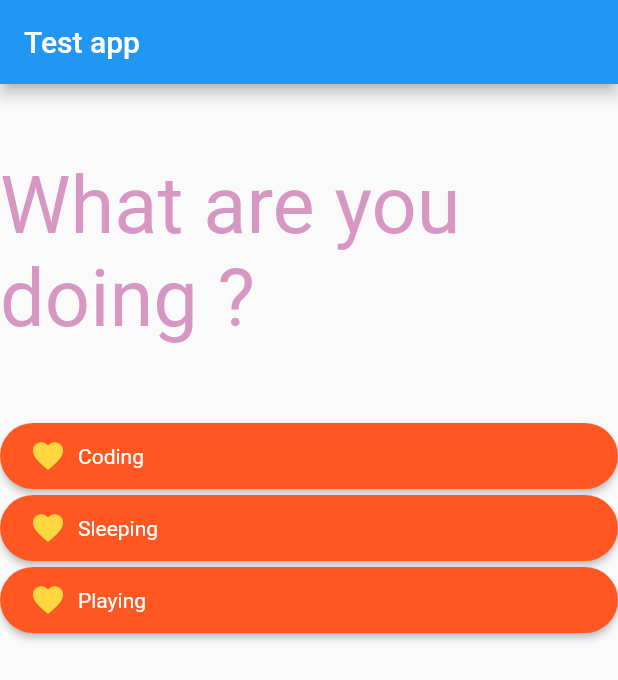
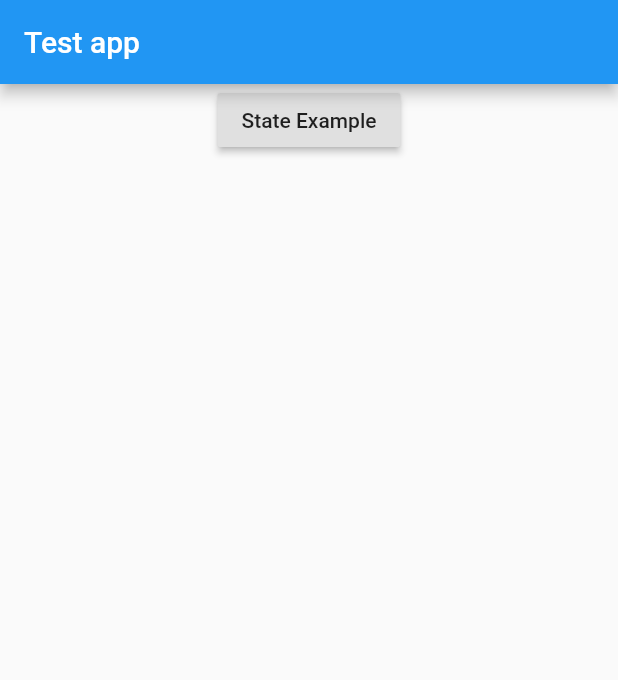
Before and after one commit to pravnviji/Flutter, a Flutter app: the screen it shows after launch, on a phone screen of 412 x 824 dp. Shown: the top 680 px of the screen. Run offline on Flutter 3.47's test engine with Material 2 defaults, Android fonts, the phone set to English and light mode, and no system bars; Roboto replaces fonts that are missing (Arial).

Commit message:
Added intro page

```diff
--- a/lib/button.dart
+++ b/lib/button.dart
@@ -14,15 +14,13 @@ class FancyButton extends StatelessWidget {
   @override
   Widget build(BuildContext context) {
     // TODO: implement build
-    return new
-         RawMaterialButton(
+    return new RawMaterialButton(
       fillColor: Colors.deepOrange,
       splashColor: Colors.orange,
       onPressed: onPressedHandler,
       child: Padding(
         padding: const EdgeInsets.symmetric(vertical: 10.0, horizontal: 20.0),
         child: Row(
-
           //   mainAxisSize: MainAxisSize.min,
           children: <Widget>[
             Icon(
--- /dev/null
+++ b/lib/intro.dart
@@ -0,0 +1,36 @@
+import 'package:flutter/material.dart';
+import 'package:NewFlutterApp/statepage.dart';
+
+class IntroPage extends StatefulWidget {
+  final String title;
+
+  IntroPage({Key key, this.title}) : super(key: key);
+
+  @override
+  State<StatefulWidget> createState() => _IntroPageState();
+}
+
+class _IntroPageState extends State<IntroPage> {
+  @override
+  Widget build(BuildContext context) {
+    // TODO: implement build
+    return Scaffold(
+      appBar: AppBar(title: Text(widget.title)),
+      body: Center(
+          child: Column(children: <Widget>[
+        RaisedButton(
+          onPressed: _fireStateFunction,
+          child: (Text('State Example')),
+        )
+      ])),
+    );
+  }
+
+  void _fireStateFunction() {
+    print('State Example pressed');
+    Navigator.push(
+      context,
+      MaterialPageRoute(builder: (context) => StatePage()),
+    );
+  }
+}
--- a/lib/main.dart
+++ b/lib/main.dart
@@ -1,6 +1,5 @@
-import 'package:NewFlutterApp/question.dart';
 import 'package:flutter/material.dart';
-import 'package:NewFlutterApp/button.dart';
+import 'package:NewFlutterApp/intro.dart';
 
 void main() {
   runApp(MyApp());
@@ -12,113 +11,13 @@ class MyApp extends StatefulWidget {
     // TODO: implement createState
     return _MyAppState();
   }
-  // This widget is the root of your application.
-  //. @override
-  // _MyAppState createState() => _MyAppState();
 }
 
 class _MyAppState extends State<MyApp> {
   @override
   Widget build(BuildContext context) {
     return MaterialApp(
-      home: MyHomePage(title: 'Test app'),
+      home: IntroPage(title: 'Test app'),
     );
   }
 }
-
-class MyHomePage extends StatefulWidget {
-  MyHomePage({Key key, this.title}) : super(key: key);
-
-  // This widget is the home page of your application. It is stateful, meaning
-  // that it has a State object (defined below) that contains fields that affect
-  // how it looks.
-
-  // This class is the configuration for the state. It holds the values (in this
-  // case the title) provided by the parent (in this case the App widget) and
-  // used by the build method of the State. Fields in a Widget subclass are
-  // always marked "final".
-
-  final String title;
-
-  @override
-  _MyHomePageState createState() => _MyHomePageState();
-}
-
-class _MyHomePageState extends State<MyHomePage> {
-  int _questionIndex = 0;
- final _question = const[
-    {
-      'question': 'What are you doing ?',
-      'answer': ['Coding', 'Sleeping', 'Playing']
-    },
-    {
-      'question': 'Where are you staying ?',
-      'answer': ['India', 'Malaysia', 'UK']
-    },
-    {
-      'question': 'Which is your favourite sport ?',
-      'answer': ['Cricket', 'Football', 'Badminton']
-    }
-  ];
-
-  void _changeQuestion() {
-    setState(() => _questionIndex++);
-
-  }
-
-  @override
-  Widget build(BuildContext context) {
-    // This method is rerun every time setState is called, for instance as done
-    // by the _incrementCounter method above.
-    //
-    // The Flutter framework has been optimized to make rerunning build methods
-    // fast, so that you can just rebuild anything that needs updating rather
-    // than having to individually change instances of widgets.
-    return Scaffold(
-        appBar: AppBar(
-          // Here we take the value from the MyHomePage object that was created by
-          // the App.build method, and use it to set our appbar title.
-          title: Text(widget.title),
-        ),
-        body: Center(
-          // Center is a layout widget. It takes a single child and positions it
-          // in the middle of the parent.
-          child: Column(
-            // Column is also a layout widget. It takes a list of children and
-            // arranges them vertically. By default, it sizes itself to fit its
-            // children horizontally, and tries to be as tall as its parent.
-            //
-            // Invoke "debug painting" (press "p" in the console, choose the
-            // "Toggle Debug Paint" action from the Flutter Inspector in Android
-            // Studio, or the "Toggle Debug Paint" command in Visual Studio Code)
-            // to see the wireframe for each widget.
-            //
-            // Column has various properties to control how it sizes itself and
-            // how it positions its children. Here we use mainAxisAlignment to
-            // center the children vertically; the main axis here is the vertical
-            // axis because Columns are vertical (the cross axis would be
-            // horizontal).
-            children: <Widget>[
-              Question(
-                _question[_questionIndex]['question'],
-              ),
-              Container(
-              //  width: double.infinity,
-                child: Column(
-
-                  children: <Widget>[
-                  ...(_question[_questionIndex]['answer'] as List<String>)
-                      .map((_answer) {
-                    return FancyButton(
-                        onPressedHandler: _changeQuestion,
-                        questionIndex: _questionIndex,
-                        answerText: _answer);
-                  }).toList(),
-                ]),
-              ),
-            ],
-          ),
-        ) // This trailing comma makes auto-formatting nicer for build methods.
-        );
-  }
-}
```
Also changed, not shown: lib/statepage.dart (added, +91 -0 lines). Lines whose indentation alone changed are shown as unchanged.
